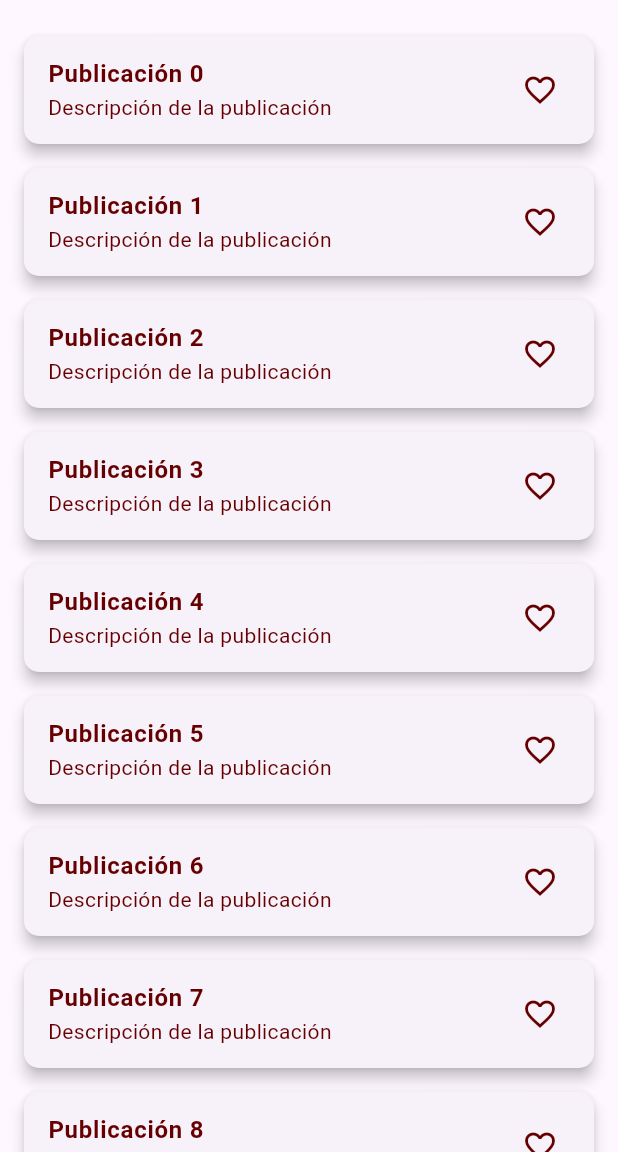
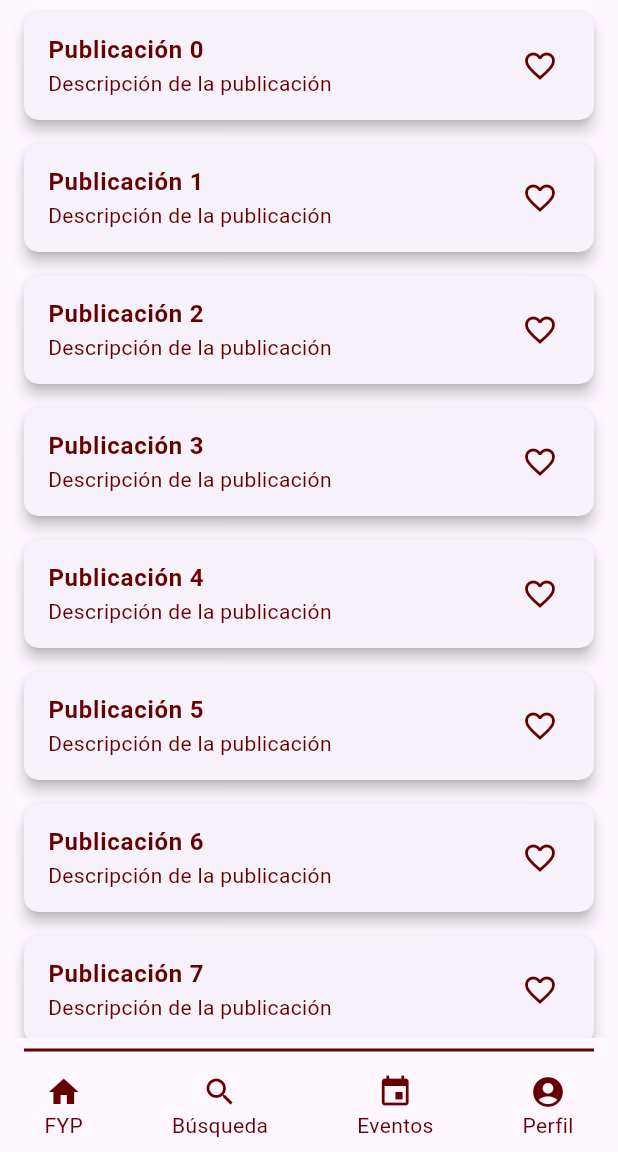
Before and after one commit to sab1103b/bild-flutter, a Flutter app: the screen it shows after launch, after a tap on "Ingresar", on a phone screen of 412 x 824 dp, the part 84-1236 px from its top. Run offline on Flutter 3.47's test engine with Material 3 defaults, Android fonts, the phone set to English and light mode, and no system bars; our stand-ins replace firebase_core; accounts and stored records are empty.

Commit message:
fyp navegacion

```diff
--- a/lib/main.dart
+++ b/lib/main.dart
@@ -1,3 +1,7 @@
+import 'package:bild/screens/chats.dart';
+import 'package:bild/screens/crearusuario.dart';
+import 'package:bild/screens/eventos.dart';
+import 'package:bild/screens/notificaciones.dart';
 import 'package:flutter/material.dart';
 import 'package:bild/screens/login.dart';
 import 'package:bild/screens/perfil.dart';
@@ -21,6 +25,10 @@ class MyApp extends StatelessWidget {
         '/': (context) => const Login(),
         '/perfil': (context) => const Perfil(),
         '/fyp': (context) => const Fyp(),
+        '/chat': (context) => const Chats(),
+        '/noti': (context) => const Notificaciones(),
+        '/eventos': (context) => const Eventos(),
+        '/Crear': (context) => const Crearusuario(),
       },
 
     );
--- a/lib/screens/FYP.dart
+++ b/lib/screens/FYP.dart
@@ -11,21 +11,22 @@ class Fyp extends StatelessWidget {
 
      return Scaffold(
       appBar: AppBar(
-        backgroundColor: beigeClaro, // Fondo beige para la barra superior
+        backgroundColor: beigeClaro,
         leading: Row(
+          mainAxisSize: MainAxisSize.min,
           children: [
-            // Icono de notificaciones (izquierda)
+            // Icono de notificaciones
             IconButton(
               icon: Icon(Icons.notifications, color: vinotintoOscuro),
               onPressed: () {
-                // Acción de notificación
+                Navigator.pushNamed(context, '/noti');
               },
             ),
-            // Icono de chat (izquierda)
+            // Icono de chat
             IconButton(
               icon: Icon(Icons.chat, color: vinotintoOscuro),
               onPressed: () {
-                // Acción de chat
+                Navigator.pushNamed(context, '/chat');
               },
             ),
           ],
@@ -42,18 +43,16 @@ class Fyp extends StatelessWidget {
           ),
         ),
       ),
-      body: SingleChildScrollView(
+      body: Column(
+        children: [
+          // Publicaciones
+          Expanded(
+            child: SingleChildScrollView(
               child: Column(
                 children: [
-            // Sección de publicaciones (en scroll)
-            Container(
-              padding: const EdgeInsets.all(16.0),
-              child: Column(
-                children: [
-                  // Aquí irán las publicaciones dinámicas (Firebase)
                   for (int i = 0; i < 10; i++)
                     Card(
-                      margin: const EdgeInsets.symmetric(vertical: 8.0),
+                      margin: EdgeInsets.symmetric(vertical: 8.0, horizontal: 16.0),
                       elevation: 4,
                       shape: RoundedRectangleBorder(
                         borderRadius: BorderRadius.circular(10.0),
@@ -76,7 +75,8 @@ class Fyp extends StatelessWidget {
                 ],
               ),
             ),
-            // Línea con las 4 opciones
+          ),
+          // Línea divisora
           Padding(
             padding: const EdgeInsets.symmetric(horizontal: 16.0),
             child: Divider(
@@ -84,16 +84,16 @@ class Fyp extends StatelessWidget {
               thickness: 2.0,
             ),
           ),
-            // Opciones en la parte inferior
+          // Menú inferior
           Padding(
-              padding: const EdgeInsets.all(16.0),
+            padding: const EdgeInsets.symmetric(vertical: 8.0),
             child: Row(
-                mainAxisAlignment: MainAxisAlignment.spaceBetween,
+              mainAxisAlignment: MainAxisAlignment.spaceAround,
               children: [
                 // FYP
                 GestureDetector(
                   onTap: () {
-                      // Acción para FYP
+                    Navigator.pushNamed(context, '/fyp');
                   },
                   child: Column(
                     children: [
@@ -105,7 +105,7 @@ class Fyp extends StatelessWidget {
                 // Búsqueda
                 GestureDetector(
                   onTap: () {
-                      // Acción para Búsqueda
+                    Navigator.pushNamed(context, '/');
                   },
                   child: Column(
                     children: [
@@ -117,7 +117,7 @@ class Fyp extends StatelessWidget {
                 // Eventos
                 GestureDetector(
                   onTap: () {
-                      // Acción para Eventos
+                    Navigator.pushNamed(context, '/eventos');
                   },
                   child: Column(
                     children: [
@@ -129,7 +129,7 @@ class Fyp extends StatelessWidget {
                 // Perfil
                 GestureDetector(
                   onTap: () {
-                      // Acción para Perfil
+                    Navigator.pushNamed(context, '/perfil');
                   },
                   child: Column(
                     children: [
@@ -143,7 +143,6 @@ class Fyp extends StatelessWidget {
           ),
         ],
       ),
-      ),
     );
   }
 }
--- a/lib/screens/PERFIL.dart
+++ b/lib/screens/PERFIL.dart
@@ -6,7 +6,7 @@ class Perfil extends StatelessWidget {
   @override
   Widget build(BuildContext context) {
     return Scaffold(
-      appBar: AppBar(title: const Text('Profile Screen')),
+      appBar: AppBar(title: const Text('Perfil')),
       body: Center(
         child: ElevatedButton(
           onPressed: () {
--- a/lib/screens/eventos.dart
+++ b/lib/screens/eventos.dart
@@ -6,7 +6,7 @@ class Eventos extends StatelessWidget {
   @override
   Widget build(BuildContext context) {
     return Scaffold(
-      appBar: AppBar(title: const Text('Notificaciones')),
+      appBar: AppBar(title: const Text('Eventos')),
       body: Center(
         child: ElevatedButton(
           onPressed: () {
```
Lines whose indentation alone changed are shown as unchanged.
